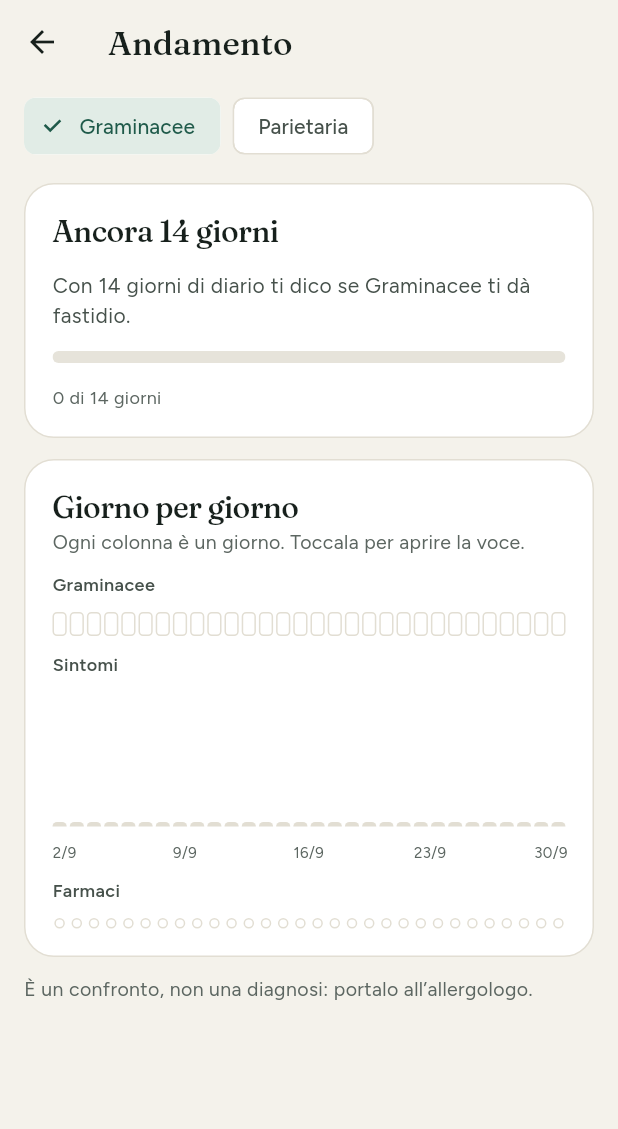
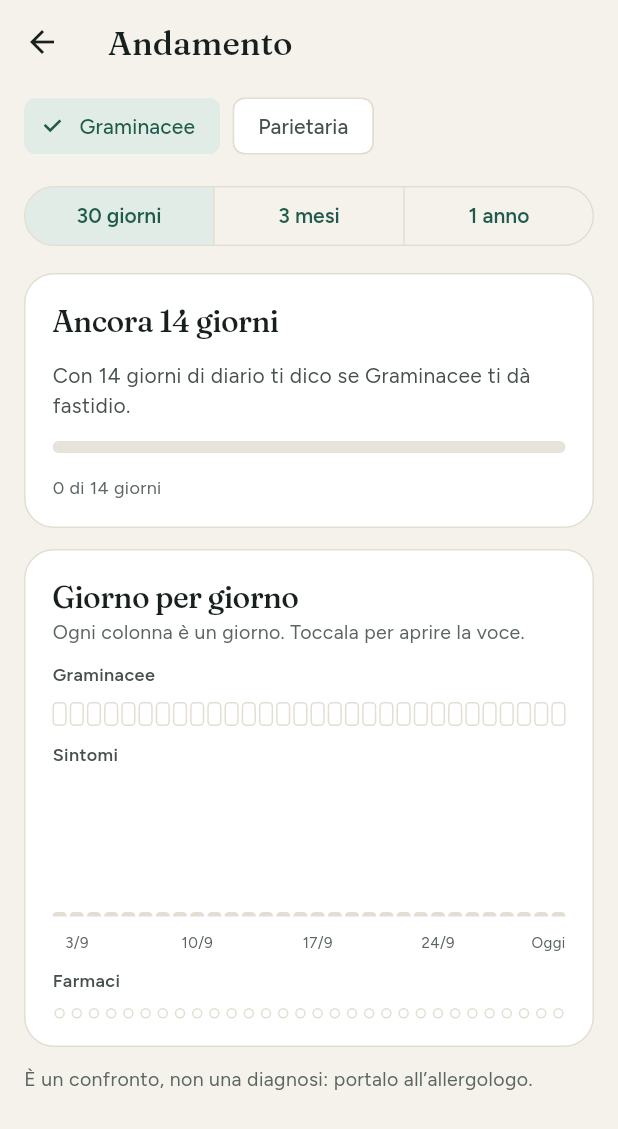
Before and after one commit to lorenzocaputodev/allergy_radar, a Flutter app: the TrendScreen screen opened directly, on a phone screen of 412 x 824 dp. Shown: the top 1129 px of the screen. Run offline on Flutter 3.47's test engine with Material 3 defaults, Android fonts, the phone set to English and light mode, and no system bars; our stand-ins replace flutter_local_notifications, geocoding, geolocator, pdf, shared_preferences, timezone; missing offline and left inert: file_selector, flutter_file_dialog, workmanager; accounts and stored records are empty.

Commit message:
feat: andamento con date corrette e periodo selezionabile

```diff
--- a/lib/screens/trend_screen.dart
+++ b/lib/screens/trend_screen.dart
@@ -11,7 +11,7 @@ import '../utils/format.dart';
 import '../widgets/level_widgets.dart';
 import 'log_entry_screen.dart';
 
-/// Sintomi confrontati con un allergene negli ultimi 30 giorni: prima la risposta, poi i dettagli.
+/// Sintomi confrontati con un allergene nel periodo scelto: prima la risposta, poi i dettagli.
 class TrendScreen extends StatefulWidget {
   const TrendScreen({super.key});
 
@@ -20,8 +20,12 @@ class TrendScreen extends StatefulWidget {
 }
 
 class _TrendScreenState extends State<TrendScreen> {
+  /// Il grafico giorno per giorno mostra sempre l'ultimo mese; il confronto usa il periodo scelto.
   static const _days = 30;
+  static const _periods = {30: '30 giorni', 90: '3 mesi', 365: '1 anno'};
+  static const _since = {30: 'negli ultimi 30 giorni', 90: 'negli ultimi 3 mesi', 365: 'nell’ultimo anno'};
   String? _allergenId;
+  int _period = 30;
 
   @override
   Widget build(BuildContext context) {
@@ -33,8 +37,8 @@ class _TrendScreenState extends State<TrendScreen> {
     final a = Allergens.byId(_allergenId ?? '') ?? _mostTelling(diary, choices, now) ?? choices.first;
     final today = DiaryEntry.day(now);
     final days = [for (var i = _days - 1; i >= 0; i--) today.subtract(Duration(days: i))];
-    final insight = diary.insight(a, now, days: _days);
-    final logged = diary.between(days.first, today).length;
+    final insight = diary.insight(a, now, days: _period);
+    final logged = diary.between(today.subtract(Duration(days: _period - 1)), today).length;
 
     return Scaffold(
       appBar: AppBar(title: const Text('Andamento')),
@@ -53,8 +57,18 @@ class _TrendScreenState extends State<TrendScreen> {
                 ),
             ],
           ),
+          const SizedBox(height: 12),
+          SegmentedButton<int>(
+            segments: [for (final e in _periods.entries) ButtonSegment(value: e.key, label: Text(e.value))],
+            selected: {_period},
+            showSelectedIcon: false,
+            onSelectionChanged: (v) => setState(() => _period = v.first),
+          ),
           const SizedBox(height: 14),
-          if (insight == null) _Progress(allergen: a, logged: logged) else _Answer(insight: insight),
+          if (insight == null)
+            _Progress(allergen: a, logged: logged)
+          else
+            _Answer(insight: insight, period: _since[_period]!),
           const SizedBox(height: 14),
           _DayByDay(allergen: a, days: days, diary: diary),
           const SizedBox(height: 12),
@@ -71,7 +85,7 @@ class _TrendScreenState extends State<TrendScreen> {
     Allergen? best;
     var gap = 0.0;
     for (final c in choices) {
-      final i = diary.insight(c, now, days: _days);
+      final i = diary.insight(c, now, days: _period);
       if (i != null && (i.highMean - i.lowMean) > gap) {
         gap = i.highMean - i.lowMean;
         best = c;
@@ -126,9 +140,10 @@ class _Progress extends StatelessWidget {
 
 /// La risposta in una frase e il confronto a due barre.
 class _Answer extends StatelessWidget {
-  const _Answer({required this.insight});
+  const _Answer({required this.insight, required this.period});
 
   final DiaryInsight insight;
+  final String period;
 
   @override
   Widget build(BuildContext context) {
@@ -184,7 +199,7 @@ class _Answer extends StatelessWidget {
           ),
           const SizedBox(height: 4),
           Text(
-            'Intensità media dei sintomi, ultimi 30 giorni',
+            'Intensità media dei sintomi $period',
             style: TextStyle(fontSize: 13, color: p.onHero.withValues(alpha: 0.85)),
           ),
           const SizedBox(height: 16),
@@ -275,15 +290,23 @@ class _DayByDay extends StatelessWidget {
             ),
           ),
         ),
-        columns(
-          (d, e) => Text(
-            d == days.first || d.difference(days.first).inDays % 7 == 0 ? '${d.day}/${d.month}' : '',
-            textAlign: TextAlign.left,
-            softWrap: false,
-            overflow: TextOverflow.visible,
-            style: TextStyle(fontSize: 10, color: p.ink3),
-          ),
-        ),
+        // Una data ogni settimana, contando all'indietro da oggi, centrata sotto la sua colonna.
+        columns((d, e) {
+          final back = days.last.difference(d).inDays;
+          if (back % 7 != 0) return const SizedBox(height: 14);
+          return SizedBox(
+            height: 14,
+            child: OverflowBox(
+              maxWidth: 48,
+              alignment: back == 0 ? Alignment.centerRight : Alignment.center,
+              child: Text(
+                back == 0 ? 'Oggi' : '${d.day}/${d.month}',
+                softWrap: false,
+                style: TextStyle(fontSize: 10, color: p.ink3),
+              ),
+            ),
+          );
+        }),
         Text('Farmaci', style: label()),
         columns(
           (d, e) => Center(
```
